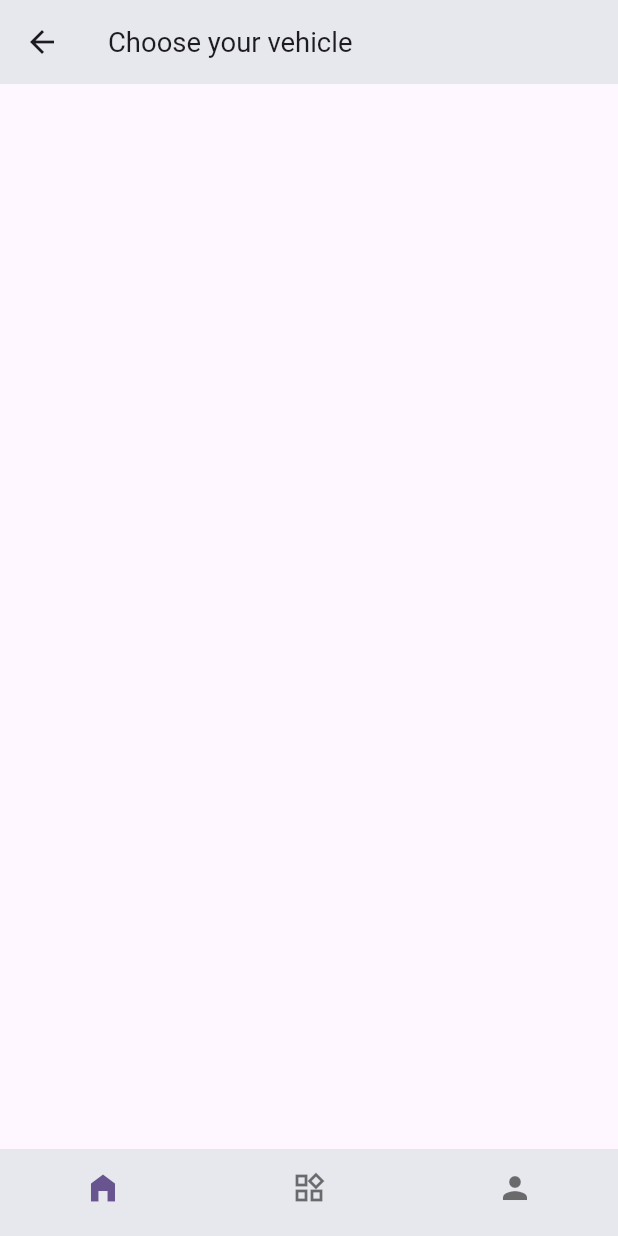
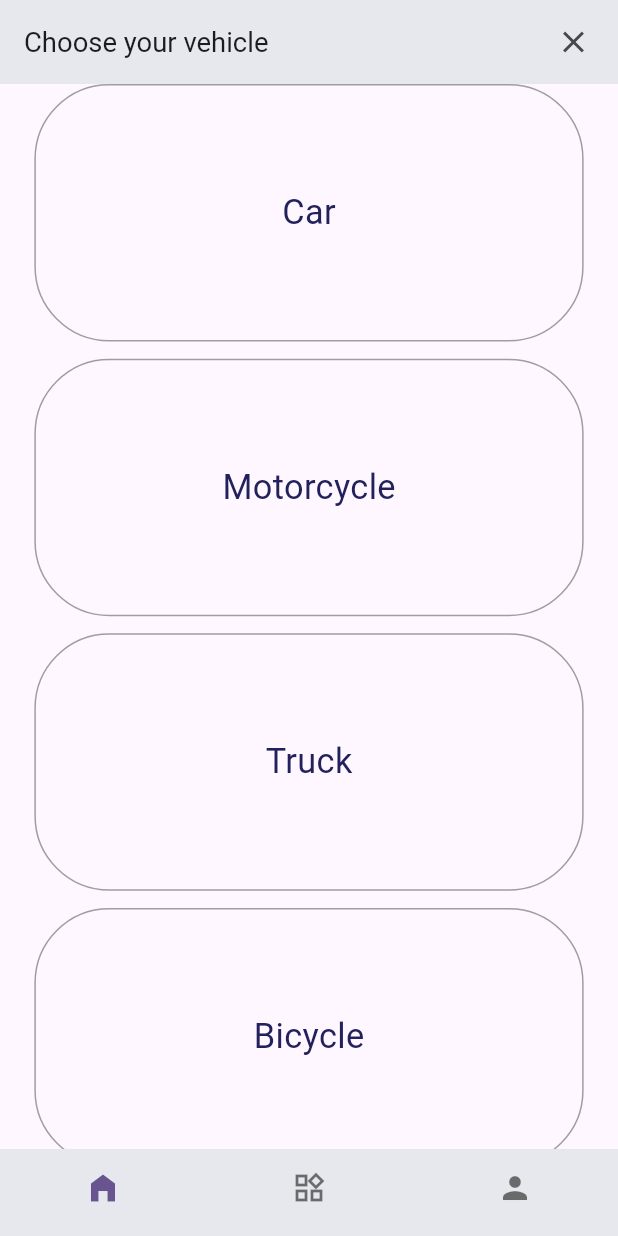
Before and after one commit to suonsamoun/auto_pulse, a Flutter app: the HomeChooseVehicleTypePage screen opened by its route, on a phone screen of 412 x 824 dp. Run offline on Flutter 3.47's test engine with Material 3 defaults, Android fonts, the phone set to English and light mode, and no system bars; our stand-ins replace flutter_screenutil, go_router, smooth_page_indicator; network calls fail.

Commit message:
chore:rocket: Vehicle type model mockup

```diff
--- a/lib/modules/home/home_choose_vehicle_type_page.dart
+++ b/lib/modules/home/home_choose_vehicle_type_page.dart
@@ -1,27 +1,58 @@
+import 'package:auto_pulse/modules/home/models/vehicle_type_model.dart';
 import 'package:flutter/material.dart';
 import 'package:flutter_screenutil/flutter_screenutil.dart';
+import 'package:go_router/go_router.dart';
 
 class HomeChooseVehicleTypePage extends StatelessWidget {
   const HomeChooseVehicleTypePage({super.key});
 
   @override
   Widget build(BuildContext context) {
+    final vehicleTypes = VehicleTypeModel.getFakeVehicleTypes();
+
     return Scaffold(
       appBar: AppBar(
         title: Text(
           'Choose your vehicle',
           style: TextStyle(fontSize: 16.sp),
         ),
-        leading: IconButton(
-          icon: const Icon(Icons.arrow_back_outlined),
-          onPressed: () => Navigator.of(context).pop(),
-        ),
-        // actions: [
-        //   IconButton(
-        //     icon: const Icon(Icons.close),
-        //     onPressed: () => Navigator.of(context).pop(),
-        //   ),
-        // ],
+        automaticallyImplyLeading: false,
+        actions: [
+          Padding(
+            padding: EdgeInsets.only(right: 5.sp),
+            child: IconButton(
+              icon: const Icon(Icons.close),
+              onPressed: () => Navigator.of(context).pop(),
+            ),
+          ),
+        ],
+      ),
+      body: ListView.builder(
+        itemCount: vehicleTypes.length,
+        padding: EdgeInsets.symmetric(horizontal: 20.sp),
+        itemBuilder: (BuildContext context, int index) {
+          final type = vehicleTypes[index];
+          return GestureDetector(
+            onTap: () => context.goNamed('add-my-vehicle-form'),
+            child: Container(
+              margin: EdgeInsets.only(bottom: 10.sp),
+              width: double.infinity,
+              height: 150.w,
+              decoration: BoxDecoration(
+                border: Border.all(width: 1, color: Colors.grey),
+                borderRadius: const BorderRadius.all(Radius.circular(50)),
+              ),
+              child: Center(
+                child: Text(
+                  type.name,
+                  style: TextStyle(
+                    fontSize: 20.sp,
+                  ),
+                ),
+              ),
+            ),
+          );
+        },
       ),
     );
   }
--- /dev/null
+++ b/lib/modules/home/models/vehicle_type_model.dart
@@ -0,0 +1,30 @@
+import 'dart:convert';
+
+class VehicleTypeModel {
+  final String name;
+  final String image;
+
+  VehicleTypeModel({required this.name, required this.image});
+
+  factory VehicleTypeModel.fromMap(Map<String, dynamic> data) {
+    return VehicleTypeModel(name: data['name'], image: data['image']);
+  }
+
+  Map<String, dynamic> toMap() => {'name': name, 'image': image};
+
+  factory VehicleTypeModel.fromJson(String data) {
+    return VehicleTypeModel.fromMap(json.decode(data) as Map<String, dynamic>);
+  }
+
+  String toJson() => json.encode(toMap());
+
+  static List<VehicleTypeModel> getFakeVehicleTypes() {
+    return [
+      VehicleTypeModel(name: 'Car', image: 'car.png'),
+      VehicleTypeModel(name: 'Motorcycle', image: 'motorcycle.png'),
+      VehicleTypeModel(name: 'Truck', image: 'truck.png'),
+      VehicleTypeModel(name: 'Bicycle', image: 'bicycle.png'),
+      VehicleTypeModel(name: 'Scooter', image: 'scooter.png'),
+    ];
+  }
+}
--- a/lib/utils/app_router.dart
+++ b/lib/utils/app_router.dart
@@ -56,7 +56,7 @@ class AppRouter {
                     },
                     routes: <RouteBase>[
                       GoRoute(
-                        path: 'my-vehicle-form',
+                        path: 'add-my-vehicle-form',
                         name: 'add-my-vehicle-form',
                         builder: (BuildContext context, GoRouterState state) {
                           return const HomeAddVehicleFormPage();
```
Also changed, not shown: 1 other file.
